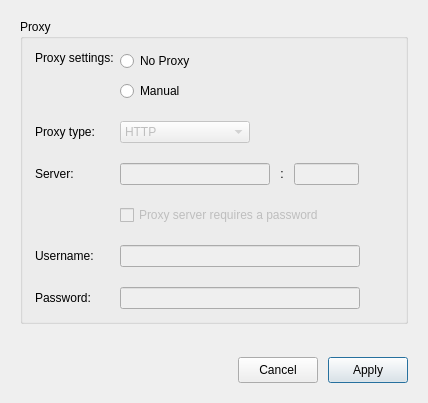
meganz/MEGAsync, file src/MEGASync/gui/ui/ProxySettings.ui: the form before one commit.
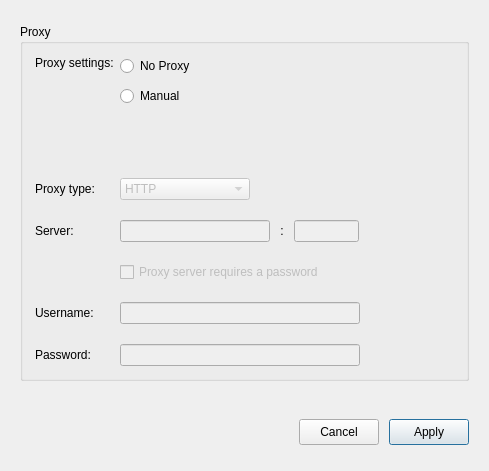
The form after the commit. Icons and pictures are not drawn. Custom widgets are drawn as their Qt base class.

Commit message: SNC-5411.Add support to auto detection proxy on linux

Diff of the .ui file:
```diff
--- a/src/MEGASync/gui/ui/ProxySettings.ui
+++ b/src/MEGASync/gui/ui/ProxySettings.ui
@@ -3,14 +3,14 @@
  <class>ProxySettings</class>
  <widget class="QDialog" name="ProxySettings">
   <property name="windowModality">
-   <enum>Qt::WindowModality::WindowModal</enum>
+   <enum>Qt::WindowModal</enum>
   </property>
   <property name="geometry">
    <rect>
     <x>0</x>
     <y>0</y>
-    <width>428</width>
-    <height>403</height>
+    <width>489</width>
+    <height>471</height>
    </rect>
   </property>
   <property name="sizePolicy">
@@ -35,7 +35,10 @@
    <string>Proxies</string>
   </property>
   <property name="styleSheet">
-   <string notr="true"/>
+   <string notr="true">#lErrorIcon[type=&quot;error&quot;] 
+{
+	image: url(:/images/banner/error.svg);
+}</string>
   </property>
   <layout class="QVBoxLayout" name="verticalLayout_2">
    <property name="spacing">
@@ -72,7 +75,7 @@
      </property>
      <layout class="QGridLayout" name="gProxyLayout">
       <property name="sizeConstraint">
-       <enum>QLayout::SizeConstraint::SetDefaultConstraint</enum>
+       <enum>QLayout::SetDefaultConstraint</enum>
       </property>
       <property name="leftMargin">
        <number>12</number>
@@ -92,57 +95,17 @@
       <property name="verticalSpacing">
        <number>20</number>
       </property>
-      <item row="8" column="0">
-       <widget class="QLabel" name="lProxySettings2">
-        <property name="sizePolicy">
-         <sizepolicy hsizetype="Preferred" vsizetype="MinimumExpanding">
-          <horstretch>0</horstretch>
-          <verstretch>0</verstretch>
-         </sizepolicy>
-        </property>
+      <item row="13" column="0">
+       <widget class="QLabel" name="lProxyUsername">
         <property name="text">
-         <string>Proxy settings:</string>
+         <string>Username:</string>
         </property>
         <property name="alignment">
-         <set>Qt::AlignmentFlag::AlignLeading|Qt::AlignmentFlag::AlignLeft|Qt::AlignmentFlag::AlignTop</set>
+         <set>Qt::AlignLeading|Qt::AlignLeft|Qt::AlignVCenter</set>
         </property>
-        <property name="margin">
-         <number>0</number>
-        </property>
        </widget>
       </item>
-      <item row="13" column="1">
-       <widget class="PasswordLineEdit" name="eProxyPassword">
-        <property name="enabled">
-         <bool>false</bool>
-        </property>
-        <property name="minimumSize">
-         <size>
-          <width>240</width>
-          <height>0</height>
-         </size>
-        </property>
-        <property name="maximumSize">
-         <size>
-          <width>240</width>
-          <height>16777215</height>
-         </size>
-        </property>
-        <property name="accessibleName">
-         <string>Password:</string>
-        </property>
-        <property name="text">
-         <string notr="true"/>
-        </property>
-        <property name="echoMode">
-         <enum>QLineEdit::EchoMode::Password</enum>
-        </property>
-        <property name="type" stdset="0">
-         <string notr="true">mega</string>
-        </property>
-       </widget>
-      </item>
-      <item row="9" column="1">
+      <item row="10" column="1">
        <widget class="QComboBox" name="cProxyType">
         <property name="enabled">
          <bool>false</bool>
@@ -183,39 +146,57 @@
         </item>
        </widget>
       </item>
-      <item row="12" column="0">
-       <widget class="QLabel" name="lProxyUsername">
-        <property name="text">
+      <item row="13" column="1">
+       <widget class="QLineEdit" name="eProxyUsername">
+        <property name="enabled">
+         <bool>false</bool>
+        </property>
+        <property name="minimumSize">
+         <size>
+          <width>240</width>
+          <height>0</height>
+         </size>
+        </property>
+        <property name="maximumSize">
+         <size>
+          <width>240</width>
+          <height>16777215</height>
+         </size>
+        </property>
+        <property name="accessibleName">
          <string>Username:</string>
         </property>
-        <property name="alignment">
-         <set>Qt::AlignmentFlag::AlignLeading|Qt::AlignmentFlag::AlignLeft|Qt::AlignmentFlag::AlignVCenter</set>
-        </property>
-       </widget>
-      </item>
-      <item row="13" column="0">
-       <widget class="QLabel" name="lProxyPassword">
-        <property name="sizePolicy">
-         <sizepolicy hsizetype="Preferred" vsizetype="Preferred">
-          <horstretch>0</horstretch>
-          <verstretch>0</verstretch>
-         </sizepolicy>
-        </property>
         <property name="text">
-         <string>Password:</string>
+         <string notr="true"/>
         </property>
-        <property name="alignment">
-         <set>Qt::AlignmentFlag::AlignLeading|Qt::AlignmentFlag::AlignLeft|Qt::AlignmentFlag::AlignVCenter</set>
+        <property name="type" stdset="0">
+         <string notr="true">mega</string>
         </property>
        </widget>
       </item>
-      <item row="9" column="0">
+      <item row="10" column="0">
        <widget class="QLabel" name="lProxyType">
         <property name="text">
          <string>Proxy type:</string>
         </property>
         <property name="alignment">
-         <set>Qt::AlignmentFlag::AlignLeading|Qt::AlignmentFlag::AlignLeft|Qt::AlignmentFlag::AlignVCenter</set>
+         <set>Qt::AlignLeading|Qt::AlignLeft|Qt::AlignVCenter</set>
+        </property>
+       </widget>
+      </item>
+      <item row="14" column="0">
+       <widget class="QLabel" name="lProxyPassword">
+        <property name="sizePolicy">
+         <sizepolicy hsizetype="Preferred" vsizetype="Preferred">
+          <horstretch>0</horstretch>
+          <verstretch>0</verstretch>
+         </sizepolicy>
+        </property>
+        <property name="text">
+         <string>Password:</string>
+        </property>
+        <property name="alignment">
+         <set>Qt::AlignLeading|Qt::AlignLeft|Qt::AlignVCenter</set>
         </property>
        </widget>
       </item>
@@ -230,7 +211,7 @@
            <cursorShape>PointingHandCursor</cursorShape>
           </property>
           <property name="focusPolicy">
-           <enum>Qt::FocusPolicy::StrongFocus</enum>
+           <enum>Qt::StrongFocus</enum>
           </property>
           <property name="text">
            <string>No Proxy</string>
@@ -243,7 +224,7 @@
            <cursorShape>PointingHandCursor</cursorShape>
           </property>
           <property name="focusPolicy">
-           <enum>Qt::FocusPolicy::StrongFocus</enum>
+           <enum>Qt::StrongFocus</enum>
           </property>
           <property name="styleSheet">
            <string notr="true"/>
@@ -255,45 +236,38 @@
         </item>
        </layout>
       </item>
-      <item row="10" column="0">
-       <widget class="QLabel" name="lProxyServer">
+      <item row="14" column="1">
+       <widget class="PasswordLineEdit" name="eProxyPassword">
+        <property name="enabled">
+         <bool>false</bool>
+        </property>
+        <property name="minimumSize">
+         <size>
+          <width>240</width>
+          <height>0</height>
+         </size>
+        </property>
+        <property name="maximumSize">
+         <size>
+          <width>240</width>
+          <height>16777215</height>
+         </size>
+        </property>
+        <property name="accessibleName">
+         <string>Password:</string>
+        </property>
         <property name="text">
-         <string>Server:</string>
+         <string notr="true"/>
         </property>
-        <property name="alignment">
-         <set>Qt::AlignmentFlag::AlignLeading|Qt::AlignmentFlag::AlignLeft|Qt::AlignmentFlag::AlignVCenter</set>
+        <property name="echoMode">
+         <enum>QLineEdit::Password</enum>
+        </property>
+        <property name="type" stdset="0">
+         <string notr="true">mega</string>
         </property>
        </widget>
       </item>
       <item row="12" column="1">
-       <widget class="QLineEdit" name="eProxyUsername">
-        <property name="enabled">
-         <bool>false</bool>
-        </property>
-        <property name="minimumSize">
-         <size>
-          <width>240</width>
-          <height>0</height>
-         </size>
-        </property>
-        <property name="maximumSize">
-         <size>
-          <width>240</width>
-          <height>16777215</height>
-         </size>
-        </property>
-        <property name="accessibleName">
-         <string>Username:</string>
-        </property>
-        <property name="text">
-         <string notr="true"/>
-        </property>
-        <property name="type" stdset="0">
-         <string notr="true">mega</string>
-        </property>
-       </widget>
-      </item>
-      <item row="11" column="1">
        <widget class="QCheckBox" name="cProxyRequiresPassword">
         <property name="enabled">
          <bool>false</bool>
@@ -309,7 +283,26 @@
         </property>
        </widget>
       </item>
-      <item row="10" column="1">
+      <item row="8" column="0">
+       <widget class="QLabel" name="lProxySettings2">
+        <property name="sizePolicy">
+         <sizepolicy hsizetype="Preferred" vsizetype="MinimumExpanding">
+          <horstretch>0</horstretch>
+          <verstretch>0</verstretch>
+         </sizepolicy>
+        </property>
+        <property name="text">
+         <string>Proxy settings:</string>
+        </property>
+        <property name="alignment">
+         <set>Qt::AlignLeading|Qt::AlignLeft|Qt::AlignTop</set>
+        </property>
+        <property name="margin">
+         <number>0</number>
+        </property>
+       </widget>
+      </item>
+      <item row="11" column="1">
        <layout class="QHBoxLayout" name="horizontalLayout">
         <property name="spacing">
          <number>10</number>
@@ -332,7 +325,7 @@
            </size>
           </property>
           <property name="inputMethodHints">
-           <set>Qt::InputMethodHint::ImhUrlCharactersOnly</set>
+           <set>Qt::ImhUrlCharactersOnly</set>
           </property>
           <property name="text">
            <string notr="true"/>
@@ -348,7 +341,7 @@
            <string notr="true">:</string>
           </property>
           <property name="alignment">
-           <set>Qt::AlignmentFlag::AlignCenter</set>
+           <set>Qt::AlignCenter</set>
           </property>
          </widget>
         </item>
@@ -376,13 +369,13 @@
            </size>
           </property>
           <property name="inputMethodHints">
-           <set>Qt::InputMethodHint::ImhDigitsOnly</set>
+           <set>Qt::ImhDigitsOnly</set>
           </property>
           <property name="text">
            <string notr="true"/>
           </property>
           <property name="alignment">
-           <set>Qt::AlignmentFlag::AlignLeading|Qt::AlignmentFlag::AlignLeft|Qt::AlignmentFlag::AlignVCenter</set>
+           <set>Qt::AlignLeading|Qt::AlignLeft|Qt::AlignVCenter</set>
           </property>
           <property name="type" stdset="0">
            <string notr="true">mega</string>
@@ -392,7 +385,7 @@
         <item>
          <spacer name="horizontalSpacer_2">
           <property name="orientation">
-           <enum>Qt::Orientation::Horizontal</enum>
+           <enum>Qt::Horizontal</enum>
           </property>
           <property name="sizeHint" stdset="0">
            <size>
@@ -404,6 +397,66 @@
         </item>
        </layout>
       </item>
+      <item row="11" column="0">
+       <widget class="QLabel" name="lProxyServer">
+        <property name="text">
+         <string>Server:</string>
+        </property>
+        <property name="alignment">
+         <set>Qt::AlignLeading|Qt::AlignLeft|Qt::AlignVCenter</set>
+        </property>
+       </widget>
+      </item>
+      <item row="9" column="0" colspan="2">
+       <widget class="QWidget" name="wError" native="true">
+        <property name="styleSheet">
+         <string notr="true">border-radius: 8;</string>
+        </property>
+        <property name="type" stdset="0">
+         <string notr="true">notification</string>
+        </property>
+        <property name="error" stdset="0">
+         <bool>true</bool>
+        </property>
+        <layout class="QHBoxLayout" name="horizontalLayout_2">
+         <property name="spacing">
+          <number>8</number>
+         </property>
+         <item alignment="Qt::AlignTop">
+          <widget class="QLabel" name="lErrorIcon">
+           <property name="maximumSize">
+            <size>
+             <width>16</width>
+             <height>16</height>
+            </size>
+           </property>
+           <property name="text">
+            <string/>
+           </property>
+           <property name="type" stdset="0">
+            <string notr="true">error</string>
+           </property>
+          </widget>
+         </item>
+         <item>
+          <widget class="QLabel" name="lErrorText">
+           <property name="text">
+            <string/>
+           </property>
+           <property name="wordWrap">
+            <bool>true</bool>
+           </property>
+           <property name="type" stdset="0">
+            <string notr="true">notification</string>
+           </property>
+           <property name="error" stdset="0">
+            <bool>true</bool>
+           </property>
+          </widget>
+         </item>
+        </layout>
+       </widget>
+      </item>
      </layout>
     </widget>
    </item>
@@ -434,7 +487,7 @@
       <item>
        <spacer name="horizontalSpacer">
         <property name="orientation">
-         <enum>Qt::Orientation::Horizontal</enum>
+         <enum>Qt::Horizontal</enum>
         </property>
         <property name="sizeHint" stdset="0">
          <size>
```
The commit also changes 2 other files.
